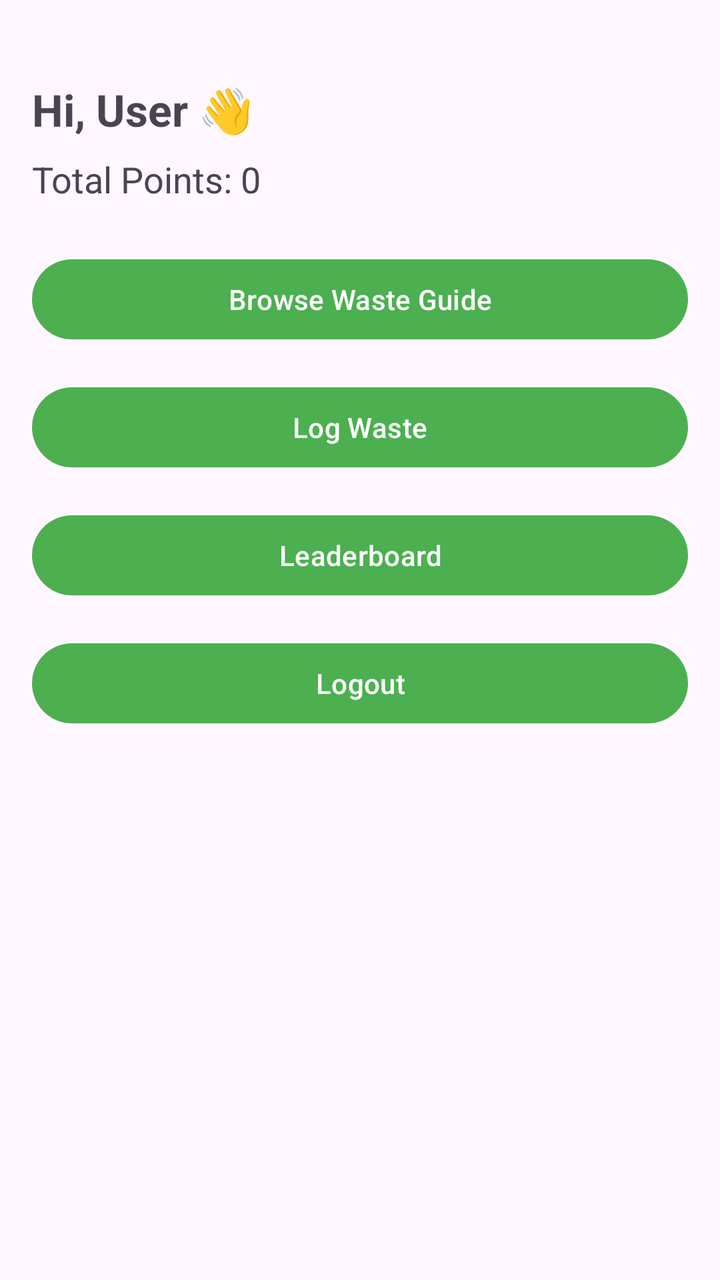
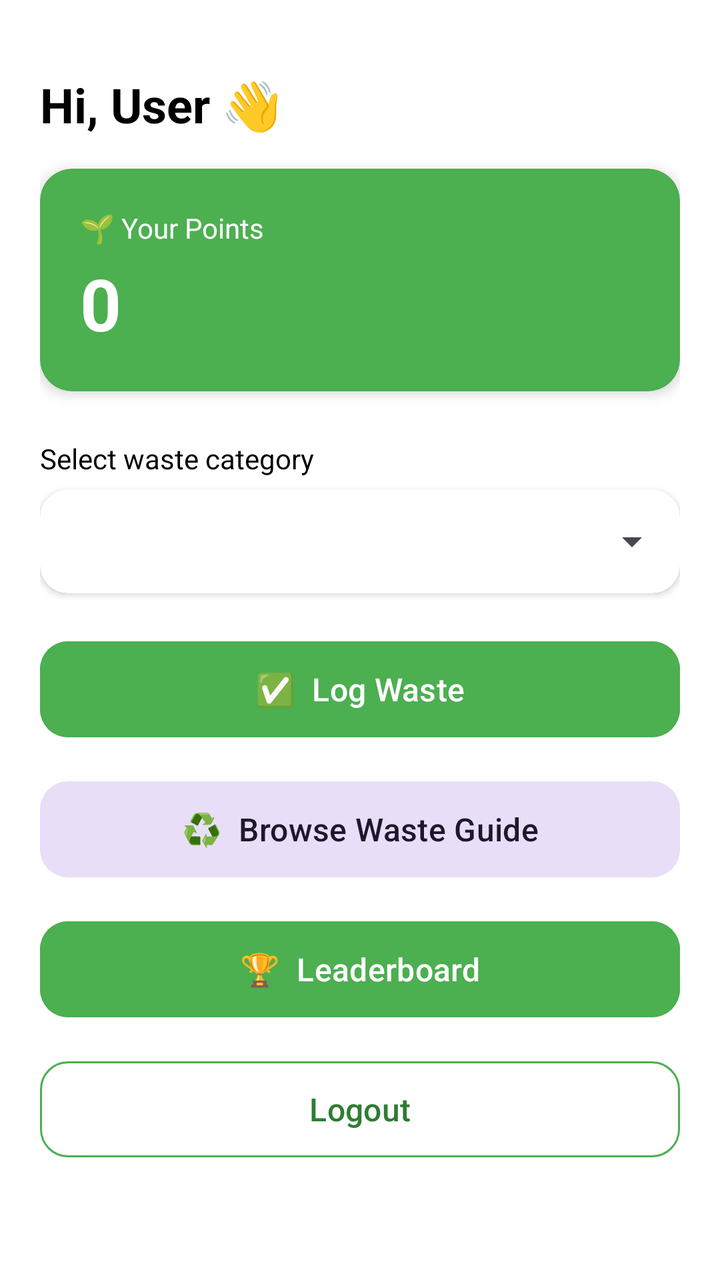

Screens rendered from an Android XML layout before and after an edit, with the pre-edit source and the edit as a unified diff.
<!-- AndroidManifest.xml: application theme Theme.EcoSort -->
<!-- res/layout/activity_dashboard.xml -->
<?xml version="1.0" encoding="utf-8"?>
<androidx.constraintlayout.widget.ConstraintLayout
    xmlns:android="http://schemas.android.com/apk/res/android"
    xmlns:app="http://schemas.android.com/apk/res-auto"
    android:layout_width="match_parent"
    android:layout_height="match_parent"
    android:padding="16dp">

    <TextView
        android:id="@+id/tvWelcome"
        android:layout_width="0dp"
        android:layout_height="wrap_content"
        android:layout_marginTop="24dp"
        android:text="Hi, User 👋"
        android:textSize="22sp"
        android:textStyle="bold"
        app:layout_constraintTop_toTopOf="parent"
        app:layout_constraintStart_toStartOf="parent"
        app:layout_constraintEnd_toEndOf="parent" />

    <TextView
        android:id="@+id/tvPoints"
        android:layout_width="0dp"
        android:layout_height="wrap_content"
        android:layout_marginTop="8dp"
        android:text="Total Points: 0"
        android:textSize="18sp"
        app:layout_constraintTop_toBottomOf="@id/tvWelcome"
        app:layout_constraintStart_toStartOf="parent"
        app:layout_constraintEnd_toEndOf="parent" />

    <com.google.android.material.button.MaterialButton
        android:id="@+id/btnBrowseWaste"
        android:layout_width="0dp"
        android:layout_height="wrap_content"
        android:layout_marginTop="24dp"
        android:text="Browse Waste Guide"
        app:layout_constraintTop_toBottomOf="@id/tvPoints"
        app:layout_constraintStart_toStartOf="parent"
        app:layout_constraintEnd_toEndOf="parent" />

    <com.google.android.material.button.MaterialButton
        android:id="@+id/btnLogWaste"
        android:layout_width="0dp"
        android:layout_height="wrap_content"
        android:layout_marginTop="16dp"
        android:text="Log Waste"
        app:layout_constraintTop_toBottomOf="@id/btnBrowseWaste"
        app:layout_constraintStart_toStartOf="parent"
        app:layout_constraintEnd_toEndOf="parent" />

    <com.google.android.material.button.MaterialButton
        android:id="@+id/btnLeaderboard"
        android:layout_width="0dp"
        android:layout_height="wrap_content"
        android:layout_marginTop="16dp"
        android:text="Leaderboard"
        app:layout_constraintTop_toBottomOf="@id/btnLogWaste"
        app:layout_constraintStart_toStartOf="parent"
        app:layout_constraintEnd_toEndOf="parent" />

    <com.google.android.material.button.MaterialButton
        android:id="@+id/btnLogout"
        android:layout_width="0dp"
        android:layout_height="wrap_content"
        android:layout_marginTop="16dp"
        android:text="Logout"
        app:layout_constraintTop_toBottomOf="@id/btnLeaderboard"
        app:layout_constraintStart_toStartOf="parent"
        app:layout_constraintEnd_toEndOf="parent" />

</androidx.constraintlayout.widget.ConstraintLayout>
<!-- resources referenced by this layout -->
<resources>
  <style name="Theme.EcoSort" parent="Base.Theme.EcoSort" />
  <style name="Base.Theme.EcoSort" parent="Theme.Material3.DayNight">
  
          <item name="colorPrimary">@color/green_primary</item>
          <item name="colorSecondary">@color/green_primary</item>
  
          
          <item name="android:statusBarColor">@color/green_dark</item>
  
      </style>
  <color name="green_primary">#4CAF50</color>
  <color name="green_dark">#2E7D32</color>
</resources>

<!-- the commit's change to res/layout/activity_dashboard.xml (unified diff, before → after) -->
@@ -4,67 +4,147 @@
     xmlns:app="http://schemas.android.com/apk/res-auto"
     android:layout_width="match_parent"
     android:layout_height="match_parent"
-    android:padding="16dp">
+    android:background="@color/white"
+    android:padding="20dp">
 
     <TextView
         android:id="@+id/tvWelcome"
         android:layout_width="0dp"
         android:layout_height="wrap_content"
-        android:layout_marginTop="24dp"
+        android:layout_marginTop="16dp"
         android:text="Hi, User 👋"
-        android:textSize="22sp"
+        android:textColor="@color/black"
+        android:textSize="24sp"
         android:textStyle="bold"
         app:layout_constraintTop_toTopOf="parent"
         app:layout_constraintStart_toStartOf="parent"
         app:layout_constraintEnd_toEndOf="parent" />
 
-    <TextView
-        android:id="@+id/tvPoints"
+    <androidx.cardview.widget.CardView
+        android:id="@+id/pointsCard"
         android:layout_width="0dp"
         android:layout_height="wrap_content"
-        android:layout_marginTop="8dp"
-        android:text="Total Points: 0"
-        android:textSize="18sp"
+        android:layout_marginTop="16dp"
+        app:cardBackgroundColor="@color/green_primary"
+        app:cardCornerRadius="16dp"
+        app:cardElevation="4dp"
         app:layout_constraintTop_toBottomOf="@id/tvWelcome"
+        app:layout_constraintStart_toStartOf="parent"
+        app:layout_constraintEnd_toEndOf="parent">
+
+        <LinearLayout
+            android:layout_width="match_parent"
+            android:layout_height="wrap_content"
+            android:orientation="vertical"
+            android:padding="20dp">
+
+            <TextView
+                android:layout_width="wrap_content"
+                android:layout_height="wrap_content"
+                android:text="🌱 Your Points"
+                android:textColor="@color/white"
+                android:textSize="14sp" />
+
+            <TextView
+                android:id="@+id/tvPoints"
+                android:layout_width="wrap_content"
+                android:layout_height="wrap_content"
+                android:layout_marginTop="4dp"
+                android:text="0"
+                android:textColor="@color/white"
+                android:textSize="36sp"
+                android:textStyle="bold" />
+
+        </LinearLayout>
+
+    </androidx.cardview.widget.CardView>
+
+    <TextView
+        android:id="@+id/tvCategoryLabel"
+        android:layout_width="0dp"
+        android:layout_height="wrap_content"
+        android:layout_marginTop="24dp"
+        android:text="Select waste category"
+        android:textColor="@color/black"
+        android:textSize="14sp"
+        app:layout_constraintTop_toBottomOf="@id/pointsCard"
+        app:layout_constraintStart_toStartOf="parent"
+        app:layout_constraintEnd_toEndOf="parent" />
+
+    <androidx.cardview.widget.CardView
+        android:id="@+id/spinnerCard"
+        android:layout_width="0dp"
+        android:layout_height="wrap_content"
+        android:layout_marginTop="6dp"
+        app:cardCornerRadius="14dp"
+        app:cardElevation="2dp"
+        app:layout_constraintTop_toBottomOf="@id/tvCategoryLabel"
+        app:layout_constraintStart_toStartOf="parent"
+        app:layout_constraintEnd_toEndOf="parent">
+
+        <Spinner
+            android:id="@+id/spinnerCategory"
+            android:layout_width="match_parent"
+            android:layout_height="52dp"
+            android:paddingStart="14dp"
+            android:paddingEnd="14dp" />
+
+    </androidx.cardview.widget.CardView>
+
+    <com.google.android.material.button.MaterialButton
+        android:id="@+id/btnLogWaste"
+        android:layout_width="0dp"
+        android:layout_height="56dp"
+        android:layout_marginTop="20dp"
+        android:backgroundTint="@color/green_primary"
+        android:text="✅  Log Waste"
+        android:textAllCaps="false"
+        android:textSize="16sp"
+        app:cornerRadius="14dp"
+        app:layout_constraintTop_toBottomOf="@id/spinnerCard"
         app:layout_constraintStart_toStartOf="parent"
         app:layout_constraintEnd_toEndOf="parent" />
 
     <com.google.android.material.button.MaterialButton
         android:id="@+id/btnBrowseWaste"
+        style="@style/Widget.Material3.Button.TonalButton"
         android:layout_width="0dp"
-        android:layout_height="wrap_content"
-        android:layout_marginTop="24dp"
-        android:text="Browse Waste Guide"
-        app:layout_constraintTop_toBottomOf="@id/tvPoints"
-        app:layout_constraintStart_toStartOf="parent"
-        app:layout_constraintEnd_toEndOf="parent" />
-
-    <com.google.android.material.button.MaterialButton
-        android:id="@+id/btnLogWaste"
-        android:layout_width="0dp"
-        android:layout_height="wrap_content"
-        android:layout_marginTop="16dp"
-        android:text="Log Waste"
-        app:layout_constraintTop_toBottomOf="@id/btnBrowseWaste"
+        android:layout_height="56dp"
+        android:layout_marginTop="14dp"
+        android:text="♻️  Browse Waste Guide"
+        android:textAllCaps="false"
+        android:textSize="16sp"
+        app:cornerRadius="14dp"
+        app:layout_constraintTop_toBottomOf="@id/btnLogWaste"
         app:layout_constraintStart_toStartOf="parent"
         app:layout_constraintEnd_toEndOf="parent" />
 
     <com.google.android.material.button.MaterialButton
         android:id="@+id/btnLeaderboard"
         android:layout_width="0dp"
-        android:layout_height="wrap_content"
-        android:layout_marginTop="16dp"
-        android:text="Leaderboard"
-        app:layout_constraintTop_toBottomOf="@id/btnLogWaste"
+        android:layout_height="56dp"
+        android:layout_marginTop="14dp"
+        android:backgroundTint="@color/green_primary"
+        android:text="🏆  Leaderboard"
+        android:textAllCaps="false"
+        android:textSize="16sp"
+        app:cornerRadius="14dp"
+        app:layout_constraintTop_toBottomOf="@id/btnBrowseWaste"
         app:layout_constraintStart_toStartOf="parent"
         app:layout_constraintEnd_toEndOf="parent" />
 
     <com.google.android.material.button.MaterialButton
         android:id="@+id/btnLogout"
+        style="@style/Widget.Material3.Button.OutlinedButton"
         android:layout_width="0dp"
-        android:layout_height="wrap_content"
-        android:layout_marginTop="16dp"
+        android:layout_height="56dp"
+        android:layout_marginTop="14dp"
         android:text="Logout"
+        android:textAllCaps="false"
+        android:textColor="@color/green_dark"
+        android:textSize="16sp"
+        app:cornerRadius="14dp"
+        app:strokeColor="@color/green_primary"
         app:layout_constraintTop_toBottomOf="@id/btnLeaderboard"
         app:layout_constraintStart_toStartOf="parent"
         app:layout_constraintEnd_toEndOf="parent" />
<!-- resource entries referenced after the edit -->
@@ -1,5 +1,6 @@
 <!-- resources referenced by this layout -->
 <resources>
+  <color name="black">#FF000000</color>
   <style name="Theme.EcoSort" parent="Base.Theme.EcoSort" />
   <style name="Base.Theme.EcoSort" parent="Theme.Material3.DayNight">
   
@@ -11,6 +12,7 @@
   
       </style>
   <color name="green_primary">#4CAF50</color>
+  <color name="white">#FFFFFFFF</color>
   <color name="green_dark">#2E7D32</color>
 </resources>
 
